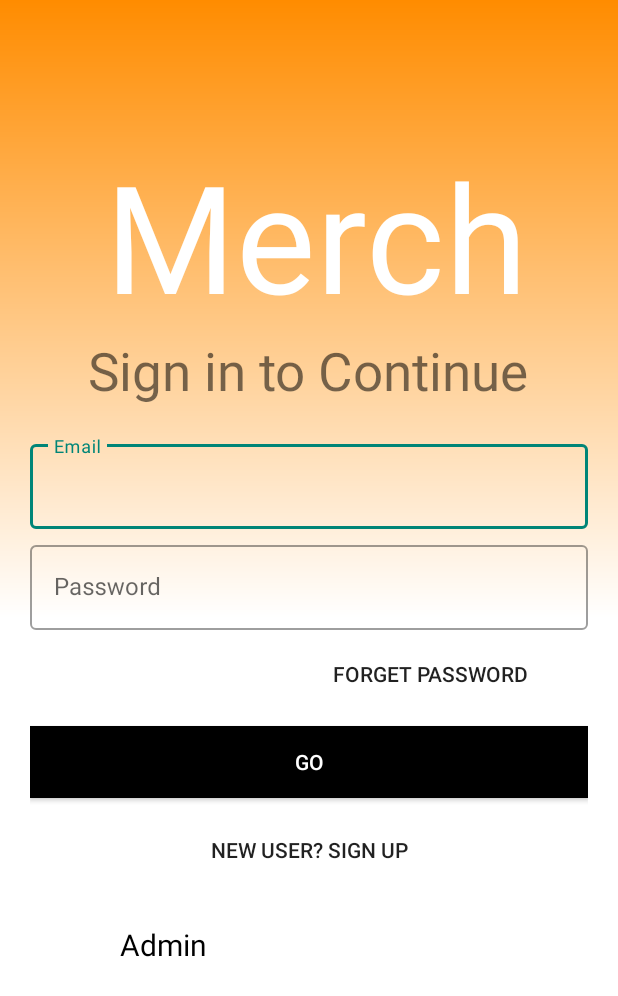
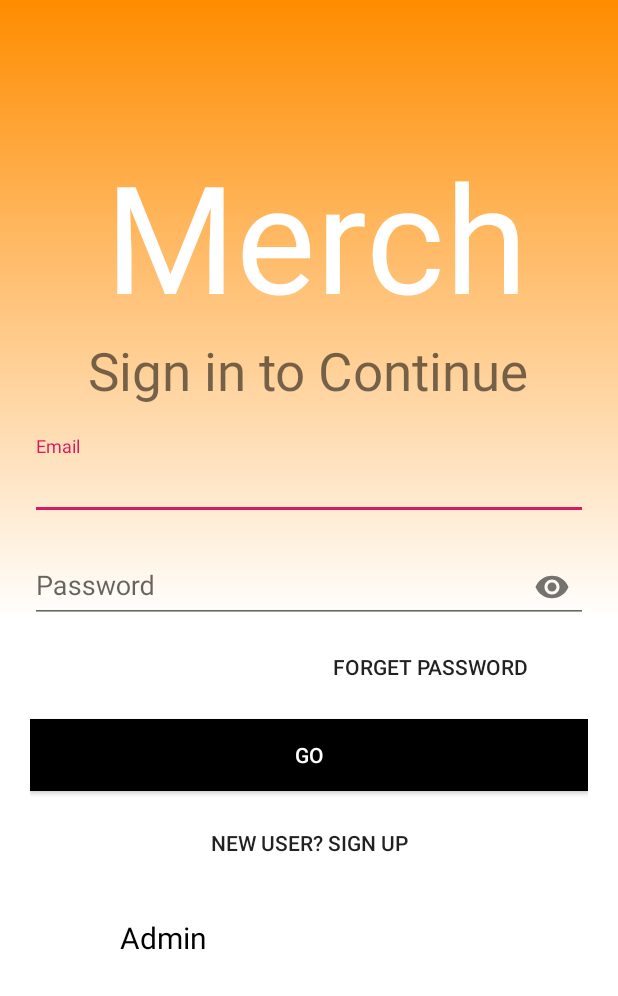
Before and after one commit to Krish03na/MerchandiseApp, an Android app: the screen it shows after launch (loginActivity), in the side drawer, after a tap on "Login", on a phone screen of 412 x 824 dp. Shown: the top 996 px of the screen. Run offline under Robolectric (Android 15) with nearby library versions, the phone set to English and light mode, and no system bars; our stand-ins replace CircleImageView, Firebase (no records; nobody signed in at launch, a user with empty details on screens opened directly), Picasso; Roboto replaces fonts that are not available here.

Commit message:
solved the issue with login screen

```diff
--- a/app/src/main/java/com/example/merchandiseapp/MainActivity.java
+++ b/app/src/main/java/com/example/merchandiseapp/MainActivity.java
@@ -80,7 +80,7 @@ public class MainActivity extends AppCompatActivity implements View.OnClickListe
 
         mAuth = FirebaseAuth.getInstance();
 
-        recyclerView = (RecyclerView) findViewById(R.id.product_recycler);
+        recyclerView = findViewById(R.id.product_recycler);
         recyclerView.setHasFixedSize(true);
         layoutManager = new LinearLayoutManager(this);
         recyclerView.setLayoutManager(layoutManager);
@@ -180,7 +180,8 @@ public class MainActivity extends AppCompatActivity implements View.OnClickListe
                 startActivity(new Intent(MainActivity.this, MainActivity.class));
                 break;
             case R.id.nav_login:
-                startActivity(new Intent(MainActivity.this, loginActivity.class));
+                Intent intent = new Intent(MainActivity.this, loginActivity.class);
+                startActivity(intent);
                 break;
             case R.id.nav_logout:
                 signOut();
--- a/app/src/main/java/com/example/merchandiseapp/ViewHolder/ProductViewHolder.java
+++ /dev/null
@@ -1,36 +0,0 @@
-package com.example.merchandiseapp.ViewHoldler;
-
-import android.provider.ContactsContract;
-import android.view.View;
-import android.widget.ImageView;
-import android.widget.TextView;
-
-import androidx.recyclerview.widget.RecyclerView;
-
-import com.example.merchandiseapp.Interface.ItemClickListener;
-import com.example.merchandiseapp.R;
-
-public class ProductViewHolder extends RecyclerView.ViewHolder implements View.OnClickListener {
-
-    public TextView txtname, txtDescription,txtprice;
-    public ImageView imgproduct;
-    public ItemClickListener listener;
-
-
-    public ProductViewHolder(View itemView){
-        super(itemView);
-
-        imgproduct = (ImageView) itemView.findViewById(R.id.product_image);
-        txtname = (TextView) itemView.findViewById(R.id.product_head);
-        txtDescription = (TextView) itemView.findViewById(R.id.product_description);
-        txtprice = (TextView) itemView.findViewById(R.id.product_price);
-    }
-
-    public void setItemClickListener(ItemClickListener listener){
-        this.listener = listener;
-    }
-    @Override
-    public void onClick(View v) {
-        listener.onClick(v,getAdapterPosition(),false);
-    }
-}
--- a/app/src/main/java/com/example/merchandiseapp/ViewHoldler/ProductViewHolder.java
+++ b/app/src/main/java/com/example/merchandiseapp/ViewHoldler/ProductViewHolder.java
@@ -20,10 +20,10 @@ public class ProductViewHolder extends RecyclerView.ViewHolder implements View.O
     public ProductViewHolder(View itemView){
         super(itemView);
 
-        imgproduct = (ImageView) itemView.findViewById(R.id.product_image);
-        txtname = (TextView) itemView.findViewById(R.id.product_head);
-        txtDescription = (TextView) itemView.findViewById(R.id.product_description);
-        txtprice = (TextView) itemView.findViewById(R.id.product_price);
+        imgproduct = itemView.findViewById(R.id.product_image);
+        txtname = itemView.findViewById(R.id.product_head);
+        txtDescription = itemView.findViewById(R.id.product_description);
+        txtprice = itemView.findViewById(R.id.product_price);
     }
 
     public void setItemClickListener(ItemClickListener listener){
@@ -31,6 +31,6 @@ public class ProductViewHolder extends RecyclerView.ViewHolder implements View.O
     }
     @Override
     public void onClick(View v) {
-         listener.onClick(v,getAdapterPosition(),false);
+        listener.onClick(v,getAdapterPosition(),false);
     }
 }
--- a/app/src/main/java/com/example/merchandiseapp/loginActivity.java
+++ b/app/src/main/java/com/example/merchandiseapp/loginActivity.java
@@ -47,15 +47,15 @@ public class loginActivity extends AppCompatActivity implements View.OnClickList
         super.onCreate(savedInstanceState);
         setContentView(R.layout.activity_login);
 
-        isadmin =false;
-        callsignup = (Button) findViewById(R.id.signup);
-        login_button = (Button) findViewById(R.id.login_btn);
-        forget_password = (Button) findViewById(R.id.frg_pwd);
-        user = (TextInputLayout) findViewById(R.id.username);
-        pwd = (TextInputLayout) findViewById(R.id.password);
+       isadmin =false;
+        callsignup = findViewById(R.id.signup);
+        login_button = findViewById(R.id.login_btn);
+        forget_password = findViewById(R.id.frg_pwd);
+        user = findViewById(R.id.useremail);
+        pwd = findViewById(R.id.password);
 
-        adminb = (TextView) findViewById(R.id.adminb);
-        nadmin = (TextView) findViewById(R.id.nadminb) ;
+        adminb = findViewById(R.id.adminb);
+        nadmin = findViewById(R.id.nadminb);
 
         callsignup.setOnClickListener(this);
         login_button.setOnClickListener(this);
--- a/app/src/main/res/layout-v26/activity_login.xml
+++ b/app/src/main/res/layout-v26/activity_login.xml
@@ -37,34 +37,28 @@
         android:orientation="vertical">
 
         <com.google.android.material.textfield.TextInputLayout
+            android:id="@+id/useremail"
+            android:layout_width="match_parent"
             android:layout_height="wrap_content"
-            android:layout_width="match_parent"
-            android:id="@+id/username"
-            app:endIconMode="clear_text"
-            android:hint="Email"
-            style="@style/Widget.MaterialComponents.TextInputLayout.OutlinedBox">
+            android:hint="Email">
 
             <com.google.android.material.textfield.TextInputEditText
-                android:layout_height="wrap_content"
-                android:layout_width="match_parent"/>
+                android:layout_width="match_parent"
+                android:layout_height="wrap_content" />
         </com.google.android.material.textfield.TextInputLayout>
 
         <com.google.android.material.textfield.TextInputLayout
+            android:id="@+id/password"
+            android:layout_width="match_parent"
             android:layout_height="wrap_content"
-            android:layout_width="match_parent"
-            android:id="@+id/password"
-            android:hint="@string/password"
-            app:endIconMode="clear_text"
-            android:layout_marginTop="5dp"
-            app:passwordToggleEnabled="true"
-            style="@style/Widget.MaterialComponents.TextInputLayout.OutlinedBox">
+            android:layout_marginTop="10dp"
+            android:hint="Password"
+            app:passwordToggleEnabled="true">
 
             <com.google.android.material.textfield.TextInputEditText
+                android:layout_width="match_parent"
                 android:layout_height="wrap_content"
-                android:layout_width="match_parent"
-                android:inputType="textPassword"
-                />
-
+                android:inputType="textPassword" />
         </com.google.android.material.textfield.TextInputLayout>
 
         <Button
--- a/app/src/main/res/layout-v26/home.xml
+++ b/app/src/main/res/layout-v26/home.xml
@@ -39,7 +39,7 @@
              android:orientation="horizontal">
             <TextView
                 android:id="@+id/C_name"
-                android:layout_width="142dp"
+                android:layout_width="350dp"
                 android:layout_height="53dp"
                 android:layout_marginStart="15dp"
                 android:layout_marginBottom="10dp"
@@ -53,8 +53,8 @@
                 android:id="@+id/cart"
                 android:layout_width="25dp"
                 android:layout_height="25dp"
-                android:layout_marginLeft="190dp"
                 android:layout_gravity="center"
+                android:layout_marginEnd="15dp"
                 android:contentDescription="@string/stores_the_product"
                 app:srcCompat="@drawable/ic_shopping_cart_black_24dp" />
          </LinearLayout>
--- a/app/src/main/res/layout/activity_login.xml
+++ b/app/src/main/res/layout/activity_login.xml
@@ -15,7 +15,7 @@
         android:layout_width="wrap_content"
         android:layout_height="wrap_content"
         android:fontFamily="@font/emilys_candy"
-        android:paddingLeft="50dp"
+        android:paddingStart="50dp"
         android:paddingTop="70dp"
         android:text="@string/merch"
         android:textColor="#FFFFFF"
@@ -37,34 +37,28 @@
         android:orientation="vertical">
 
         <com.google.android.material.textfield.TextInputLayout
+            android:id="@+id/useremail"
+            android:layout_width="match_parent"
             android:layout_height="wrap_content"
-            android:layout_width="match_parent"
-            android:id="@+id/username"
-            app:endIconMode="clear_text"
-            android:hint="Email"
-            style="@style/Widget.MaterialComponents.TextInputLayout.OutlinedBox">
+            android:hint="@string/email">
 
             <com.google.android.material.textfield.TextInputEditText
-                android:layout_height="wrap_content"
-                android:layout_width="match_parent"/>
+                android:layout_width="match_parent"
+                android:layout_height="wrap_content" />
         </com.google.android.material.textfield.TextInputLayout>
 
         <com.google.android.material.textfield.TextInputLayout
+            android:id="@+id/password"
+            android:layout_width="match_parent"
             android:layout_height="wrap_content"
-            android:layout_width="match_parent"
-            android:id="@+id/password"
+            android:layout_marginTop="10dp"
             android:hint="@string/password"
-            app:endIconMode="clear_text"
-            android:layout_marginTop="5dp"
-            app:passwordToggleEnabled="true"
-            style="@style/Widget.MaterialComponents.TextInputLayout.OutlinedBox">
+            app:passwordToggleEnabled="true">
 
             <com.google.android.material.textfield.TextInputEditText
+                android:layout_width="match_parent"
                 android:layout_height="wrap_content"
-                android:layout_width="match_parent"
-                android:inputType="textPassword"
-                />
-
+                android:inputType="textPassword" />
         </com.google.android.material.textfield.TextInputLayout>
 
         <Button
@@ -73,7 +67,7 @@
             android:text="@string/forget_password"
             android:id="@+id/frg_pwd"
             android:background="#00000000"
-            android:layout_gravity="right"
+            android:layout_gravity="end"
             android:elevation="0dp"
             android:layout_margin="5dp"
             />
@@ -94,8 +88,8 @@
             android:id="@+id/signup"
             android:text="@string/new_user_sign_up"
             android:background="#00000000"
-            android:layout_gravity="right"
-            android:elevation="0dp"
+            android:layout_gravity="end"
+            android:elevation="40dp"
             android:layout_margin="5dp"
             />
     </LinearLayout>
@@ -118,7 +112,7 @@
             android:layout_height="wrap_content"
             android:id="@+id/nadminb"
             android:text="Not an Admin"
-            android:textSize="20dp"
+            android:textSize="20sp"
             android:textColor="#000000"
             android:layout_marginLeft="100dp"/>
 
--- a/app/src/main/res/layout/home.xml
+++ b/app/src/main/res/layout/home.xml
@@ -85,7 +85,7 @@
                 android:inputType="textPersonName"
                 android:text="@android:string/search_go"
                android:layout_below="@+id/description"
-                tools:targetApi="o" />
+                 />
 
             <androidx.recyclerview.widget.RecyclerView
                 android:id="@+id/product_recycler"
@@ -102,10 +102,6 @@
                 android:background="#02008577"
                 android:minHeight="?attr/actionBarSize"
                 android:theme="?attr/actionBarTheme"
-                app:layout_constraintBottom_toTopOf="@+id/C_name"
-                app:layout_constraintEnd_toEndOf="parent"
-                app:layout_constraintStart_toStartOf="parent"
-                app:layout_constraintTop_toTopOf="parent"
                 app:navigationIcon="@drawable/ic_settings_black_24dp" />
 
         </RelativeLayout>
--- a/app/src/main/res/menu/main_menu.xml
+++ b/app/src/main/res/menu/main_menu.xml
@@ -6,9 +6,6 @@
         <item
             android:id="@+id/nav_home"
             android:title="@string/home" />
-        <item
-            android:id="@+id/nav_shopcat"
-            android:title="@string/shop_by_category" />
         <item
             android:id="@+id/nav_orders"
             android:title="@string/your_orders" />
@@ -34,8 +31,6 @@
         <menu>
               <item android:id="@+id/nav_contact"
                      android:title="@string/contact_us"/>
-              <item android:id="@+id/nav_rate"
-                     android:title="@string/rate"/>
         </menu>
     </item>
 </menu>
```
